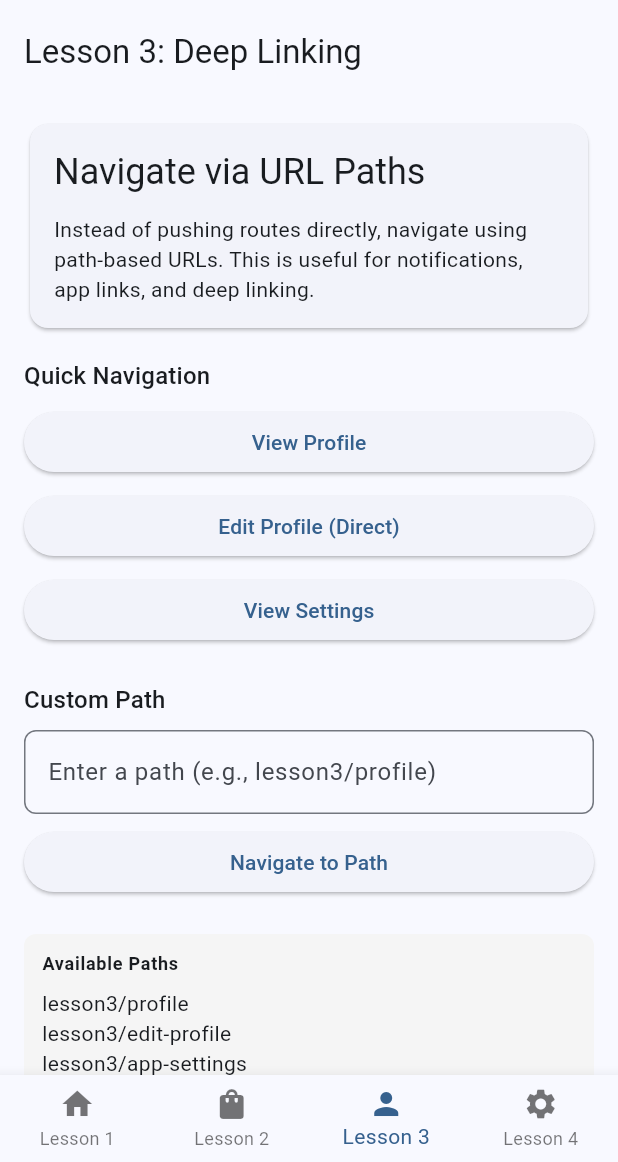
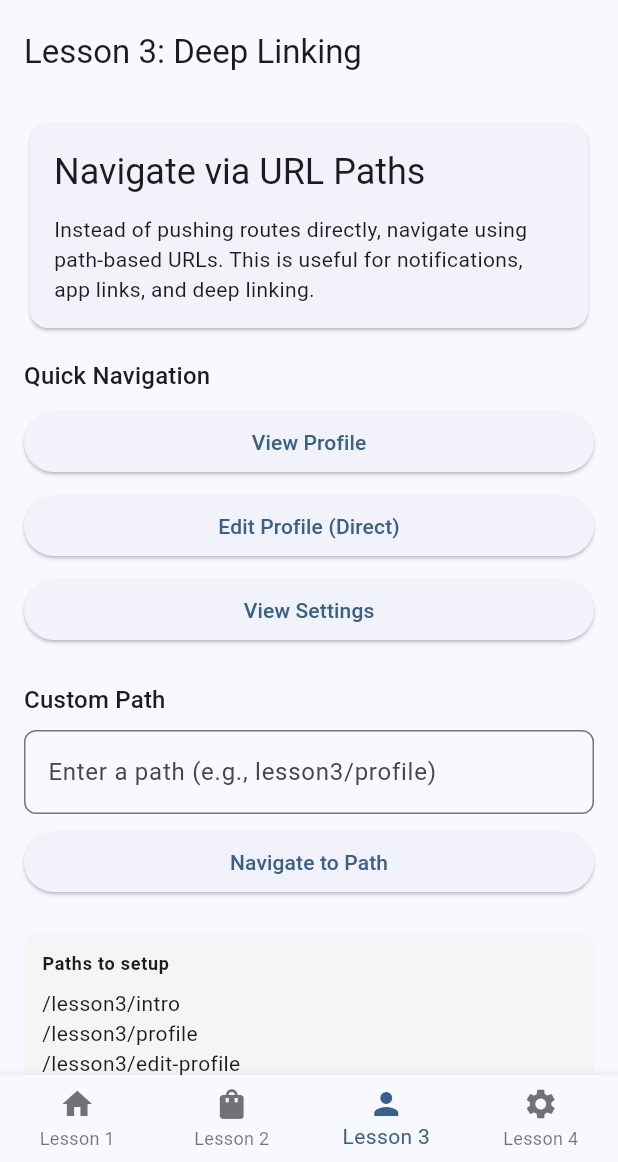
Before and after one commit to gawi151/auto_route_workshop, a Flutter app: the Lesson3DeepLinksScreen screen opened by its route, after a tap on "View Profile", on a phone screen of 412 x 824 dp, the part 74-1236 px from its top. Run offline on Flutter 3.47's test engine with Material 3 defaults, Android fonts, the phone set to English and light mode, and no system bars; our stand-ins replace auto_route.

Commit message:
test & update lesson 3

```diff
--- a/lib/router/app_router.dart
+++ b/lib/router/app_router.dart
@@ -31,7 +31,7 @@ class AppRouter extends RootStackRouter {
             AutoRoute(page: Lesson1DetailsRoute.page),
           ],
         ),
-        // Lesson 2 Shell - with nested routes
+        // Lesson 2 Shell - type safe routing with object param
         AutoRoute(
           page: Lesson2ShellRoute.page,
           children: [
@@ -42,22 +42,16 @@ class AppRouter extends RootStackRouter {
         // Lesson 3 Shell - Deep Linking
         AutoRoute(
           page: Lesson3ShellRoute.page,
+          // TODO: Add path configuration for deep linking
+          // Add it to this path and children
           children: [
-            AutoRoute(
-              page: Lesson3DeepLinksRoute.page,
-              // TODO: Add path configuration for deep linking
-              // Add it to this route and children
-              // Hint: path parameter
-              children: [
-                // TODO: Configure paths for nested routes
-                AutoRoute(initial: true, page: Lesson3ProfileRoute.page),
-                AutoRoute(page: Lesson3ProfileEditRoute.page),
-                AutoRoute(page: Lesson3ProfileSettingsRoute.page),
-              ],
-            ),
+            AutoRoute(initial: true, page: Lesson3DeepLinksRoute.page),
+            AutoRoute(page: Lesson3ProfileRoute.page),
+            AutoRoute(page: Lesson3ProfileEditRoute.page),
+            AutoRoute(page: Lesson3ProfileSettingsRoute.page),
           ],
         ),
-        // Lesson 4 Shell - with nested routes
+        // Lesson 4 - Advanced topics
         AutoRoute(
           page: Lesson4ShellRoute.page,
           children: [
--- a/lib/screens/lesson3_deep_links.dart
+++ b/lib/screens/lesson3_deep_links.dart
@@ -73,7 +73,7 @@ class _Lesson3DeepLinksScreenState extends State<Lesson3DeepLinksScreen> {
             onPressed: () {
               // TODO: Configure path in app_router.dart and implement navigation
               // Hint: Use context.router.navigateNamed() with the profile path
-              _navigateToPath('lesson3/profile');
+              _navigateToPath('/lesson3/profile');
             },
             child: const Text('View Profile'),
           ),
@@ -82,7 +82,7 @@ class _Lesson3DeepLinksScreenState extends State<Lesson3DeepLinksScreen> {
             onPressed: () {
               // TODO: Configure path in app_router.dart and implement navigation
               // Navigate directly to edit, skipping the profile screen
-              _navigateToPath('lesson3/edit-profile');
+              _navigateToPath('/lesson3/edit-profile');
             },
             child: const Text('Edit Profile (Direct)'),
           ),
@@ -90,7 +90,7 @@ class _Lesson3DeepLinksScreenState extends State<Lesson3DeepLinksScreen> {
           ElevatedButton(
             onPressed: () {
               // TODO: Configure path in app_router.dart and implement navigation
-              _navigateToPath('lesson3/app-settings');
+              _navigateToPath('/lesson3/app-settings');
             },
             child: const Text('View Settings'),
           ),
@@ -126,22 +126,19 @@ class _Lesson3DeepLinksScreenState extends State<Lesson3DeepLinksScreen> {
               crossAxisAlignment: CrossAxisAlignment.start,
               children: [
                 Text(
-                  'Available Paths',
+                  'Paths to setup',
                   style: Theme.of(context).textTheme.labelMedium?.copyWith(
                     fontWeight: FontWeight.bold,
                   ),
                 ),
                 const SizedBox(height: 8),
-                const Text('lesson3/profile'),
-                const Text('lesson3/edit-profile'),
-                const Text('lesson3/app-settings'),
+                const Text('/lesson3/intro'), // this page
+                const Text('/lesson3/profile'),
+                const Text('/lesson3/edit-profile'),
+                const Text('/lesson3/app-settings'),
               ],
             ),
           ),
-          SizedBox(
-            height: 500,
-            child: AutoRouter(),
-          )
         ],
       ),
     );
```
Also changed, not shown: 1 other file.
